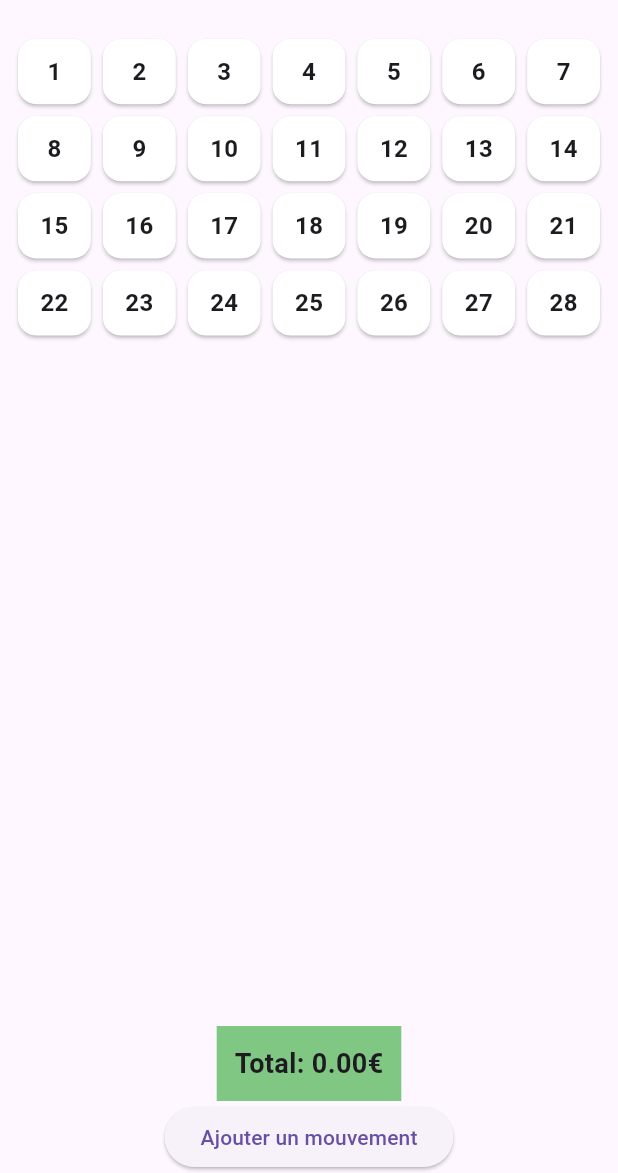
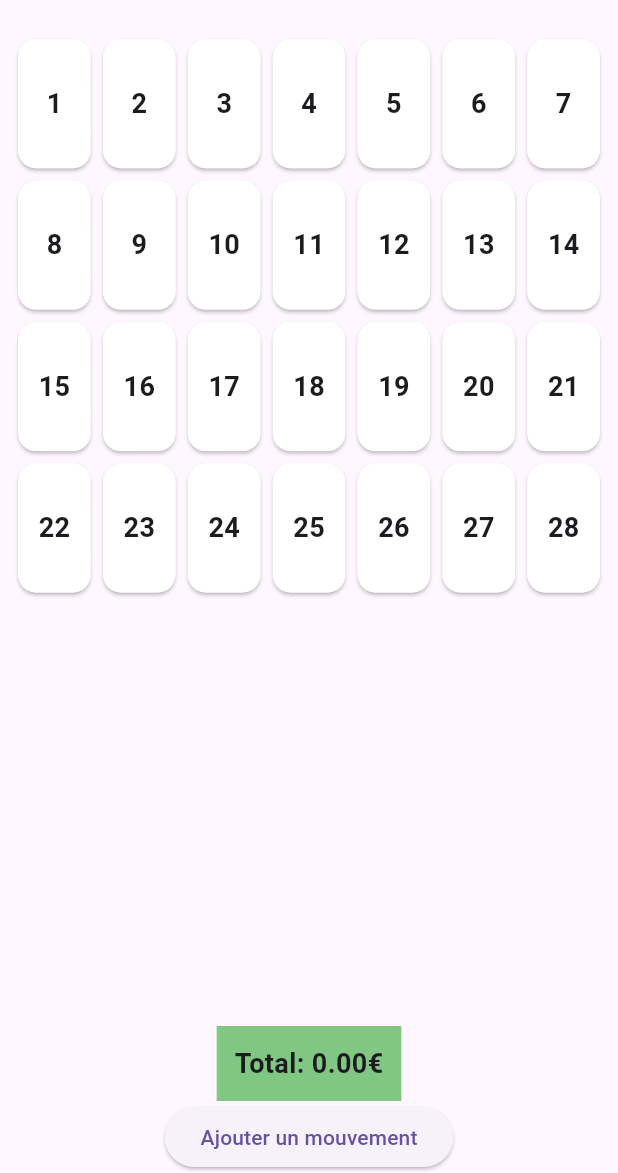
Before and after one commit to salimyes/compter_ses_sous, a Flutter app: the screen it shows after launch, on a phone screen of 412 x 824 dp, the part 63-1236 px from its top. Run offline on Flutter 3.47's test engine with Material 3 defaults, Android fonts, the phone set to English and light mode, and no system bars.

Commit message:
Dart Fix

```diff
--- a/lib/main.dart
+++ b/lib/main.dart
@@ -2,10 +2,12 @@ import 'package:flutter/material.dart';
 import 'screens/home_screen.dart';
 
 void main() {
-  runApp(MyApp());
+  runApp(const MyApp());
 }
 
 class MyApp extends StatelessWidget {
+  const MyApp({super.key});
+
   @override
   Widget build(BuildContext context) {
     return MaterialApp(
@@ -14,7 +16,7 @@ class MyApp extends StatelessWidget {
       theme: ThemeData(
         primarySwatch: Colors.blue,
       ),
-      home: HomeScreen(),
+      home: const HomeScreen(),
     );
   }
 }
--- a/lib/screens/home_screen.dart
+++ b/lib/screens/home_screen.dart
@@ -5,6 +5,8 @@ import '../widgets/total_display.dart';
 import 'add_movement_screen.dart';
 
 class HomeScreen extends StatefulWidget {
+  const HomeScreen({super.key});
+
   @override
   _HomeScreenState createState() => _HomeScreenState();
 }
@@ -45,7 +47,7 @@ class _HomeScreenState extends State<HomeScreen> {
   @override
   Widget build(BuildContext context) {
     return Scaffold(
-      appBar: AppBar(title: Text('Gestion des mouvements')),
+      appBar: AppBar(title: const Text('Gestion des mouvements')),
       body: Column(
         children: [
           Expanded(
@@ -62,12 +64,12 @@ class _HomeScreenState extends State<HomeScreen> {
               final result = await Navigator.push(
                 context,
                 MaterialPageRoute(
-                  builder: (context) => AddMovementScreen(),
+                  builder: (context) => const AddMovementScreen(),
                 ),
               );
               if (result != null) addMovement(result);
             },
-            child: Text('Ajouter un mouvement'),
+            child: const Text('Ajouter un mouvement'),
           ),
         ],
       ),
--- a/lib/widgets/calendar_widget.dart
+++ b/lib/widgets/calendar_widget.dart
@@ -8,7 +8,7 @@ class CalendarWidget extends StatelessWidget {
   final Function(Movement) onDelete;
   final DateTime selectedDate;
 
-  CalendarWidget({required this.movements, required this.onEdit, required this.onDelete, required this.selectedDate});
+  const CalendarWidget({super.key, required this.movements, required this.onEdit, required this.onDelete, required this.selectedDate});
 
   int get daysInMonth {
     return DateTime(selectedDate.year, selectedDate.month + 1, 0).day;
@@ -16,11 +16,20 @@ class CalendarWidget extends StatelessWidget {
 
   @override
   Widget build(BuildContext context) {
-    return GridView.builder(
-      padding: EdgeInsets.all(8),
-      gridDelegate: SliverGridDelegateWithFixedCrossAxisCount(
+    double screenHeight = MediaQuery.of(context).size.height; // Hauteur écran
+    double screenWidth = MediaQuery.of(context).size.width; // Largeur écran
+
+    return Container(
+      height: screenHeight * 0.7, // Fixer la hauteur à 70% de l'écran
+      padding: const EdgeInsets.all(8),
+      child: Column(
+        children: [
+          Expanded(
+            child: GridView.builder(
+              physics: const NeverScrollableScrollPhysics(), // Empêche le défilement
+              gridDelegate: const SliverGridDelegateWithFixedCrossAxisCount(
                 crossAxisCount: 7,
-        childAspectRatio: 1.1,
+                childAspectRatio: 0.6, // Diminue pour allonger les cases en hauteur
               ),
               itemCount: daysInMonth,
               itemBuilder: (context, index) {
@@ -36,7 +45,7 @@ class CalendarWidget extends StatelessWidget {
                       final result = await showDialog(
                         context: context,
                         builder: (context) => AlertDialog(
-                  title: Text("Modifier ou supprimer"),
+                          title: const Text("Modifier ou supprimer"),
                           actions: [
                             TextButton(
                               onPressed: () async {
@@ -49,14 +58,14 @@ class CalendarWidget extends StatelessWidget {
                                 if (newMovement != null) onEdit(movement, newMovement);
                                 Navigator.pop(context);
                               },
-                      child: Text("Modifier"),
+                              child: const Text("Modifier"),
                             ),
                             TextButton(
                               onPressed: () {
                                 onDelete(movement);
                                 Navigator.pop(context);
                               },
-                      child: Text("Supprimer"),
+                              child: const Text("Supprimer"),
                             ),
                           ],
                         ),
@@ -68,20 +77,20 @@ class CalendarWidget extends StatelessWidget {
                     child: Column(
                       mainAxisAlignment: MainAxisAlignment.center,
                       children: [
-                Text('${index + 1}', style: TextStyle(fontWeight: FontWeight.bold, fontSize: 16)),
+                        Text('${index + 1}', style: const TextStyle(fontWeight: FontWeight.bold, fontSize: 18)),
                         if (movement.name.isNotEmpty) ...[
                           FittedBox(
                             fit: BoxFit.scaleDown,
                             child: Text(
                               movement.name,
-                      style: TextStyle(fontSize: 12, fontWeight: FontWeight.w600),
+                              style: const TextStyle(fontSize: 14, fontWeight: FontWeight.w600),
                               textAlign: TextAlign.center,
                             ),
                           ),
                           Text(
                             '${movement.amount}€',
                             style: TextStyle(
-                      fontSize: 12,
+                              fontSize: 14,
                               color: movement.amount >= 0 ? Colors.green : Colors.red,
                               fontWeight: FontWeight.bold,
                             ),
@@ -92,6 +101,10 @@ class CalendarWidget extends StatelessWidget {
                   ),
                 );
               },
+            ),
+          ),
+        ],
+      ),
     );
   }
 }
--- a/lib/widgets/total_display.dart
+++ b/lib/widgets/total_display.dart
@@ -3,16 +3,16 @@ import 'package:flutter/material.dart';
 class TotalDisplay extends StatelessWidget {
   final double total;
 
-  TotalDisplay({required this.total});
+  const TotalDisplay({super.key, required this.total});
 
   @override
   Widget build(BuildContext context) {
     return Container(
-      padding: EdgeInsets.all(12),
+      padding: const EdgeInsets.all(12),
       color: total >= 0 ? Colors.green.shade300 : Colors.red.shade300,
       child: Text(
         'Total: ${total.toStringAsFixed(2)}€',
-        style: TextStyle(fontSize: 18, fontWeight: FontWeight.bold),
+        style: const TextStyle(fontSize: 18, fontWeight: FontWeight.bold),
       ),
     );
   }
```
Also changed, not shown: lib/screens/add_movement_screen.dart (+9 -9 lines). Lines whose indentation alone changed are shown as unchanged.
